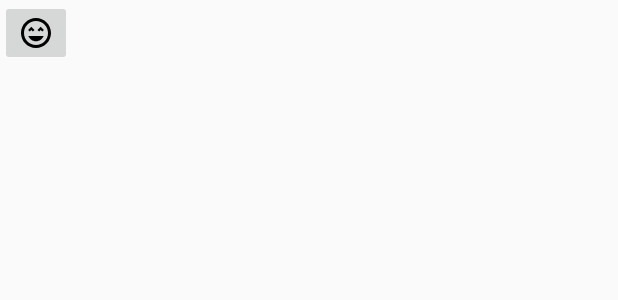
After one commit to qwwqe/gloss, an Android app: the layout floating_dict_layout.xml on its own in the app's theme, with its tools: preview values and no code run, on a phone screen of 412 x 824 dp. The commit adds this screen. Shown: the top 300 px of the screen. Run offline under Robolectric (Android 15) with nearby library versions, the phone set to English and light mode, and no system bars.

Commit message:
Floating widget working with drag, tap, and long press

```diff
--- /dev/null
+++ b/app/src/main/res/drawable/ic_very_satisfied.xml
@@ -0,0 +1,9 @@
+<vector xmlns:android="http://schemas.android.com/apk/res/android"
+        android:width="24dp"
+        android:height="24dp"
+        android:viewportWidth="24.0"
+        android:viewportHeight="24.0">
+    <path
+        android:fillColor="#FF000000"
+        android:pathData="M11.99,2C6.47,2 2,6.47 2,12s4.47,10 9.99,10S22,17.53 22,12 17.52,2 11.99,2zM12,20c-4.42,0 -8,-3.58 -8,-8s3.58,-8 8,-8 8,3.58 8,8 -3.58,8 -8,8zM13,9.94L14.06,11l1.06,-1.06L16.18,11l1.06,-1.06 -2.12,-2.12zM8.88,9.94L9.94,11 11,9.94 8.88,7.82 6.76,9.94 7.82,11zM12,17.5c2.33,0 4.31,-1.46 5.11,-3.5L6.89,14c0.8,2.04 2.78,3.5 5.11,3.5z"/>
+</vector>
--- a/app/src/main/res/layout/activity_main.xml
+++ b/app/src/main/res/layout/activity_main.xml
@@ -4,12 +4,14 @@
     xmlns:tools="http://schemas.android.com/tools"
     android:layout_width="match_parent"
     android:layout_height="match_parent"
+    android:id="@+id/mainLayout"
     tools:context=".MainActivity">
 
-    <TextView
+    <Button
         android:layout_width="wrap_content"
         android:layout_height="wrap_content"
-        android:text="Hello World!"
+        android:text="Start CJK floating dictionary service"
+        android:id="@+id/start_service"
         app:layout_constraintBottom_toBottomOf="parent"
         app:layout_constraintLeft_toLeftOf="parent"
         app:layout_constraintRight_toRightOf="parent"
--- /dev/null
+++ b/app/src/main/res/layout/floating_dict_layout.xml
@@ -0,0 +1,11 @@
+<?xml version="1.0" encoding="utf-8"?>
+<android.support.constraint.ConstraintLayout
+    xmlns:android="http://schemas.android.com/apk/res/android"
+    android:layout_width="wrap_content"
+    android:layout_height="wrap_content">
+    <ImageButton
+        android:layout_width="wrap_content"
+        android:layout_height="wrap_content"
+        android:id="@+id/dict_button"
+        android:src="@drawable/ic_very_satisfied"/>
+</android.support.constraint.ConstraintLayout>
```
Also changed, not shown: app/src/main/AndroidManifest.xml (+7 -0 lines), app/src/main/java/com/longlivemydog/rosie/gloss/FloatingDictService.java (added, +103 -0 lines), app/src/main/java/com/longlivemydog/rosie/gloss/MainActivity.java (+33 -0 lines), 1 other file.
